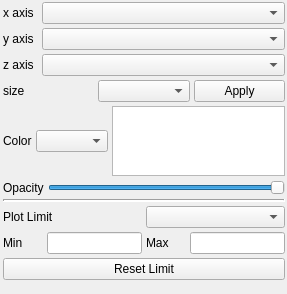
Above: glue_vispy_viewers/scatter/options_widget.ui from glue-viz/glue-vispy-viewers before the change. Below: the same form after it.
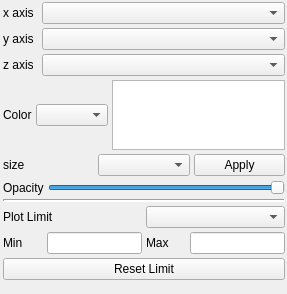
That is the form after the change.

Commit message: color predisplay and grid

Patch:
```diff
--- a/glue_vispy_viewers/scatter/options_widget.ui
+++ b/glue_vispy_viewers/scatter/options_widget.ui
@@ -152,33 +152,6 @@
         </item>
        </layout>
       </item>
-      <item>
-       <layout class="QHBoxLayout" name="horizontalLayout_3">
-        <item>
-         <widget class="QLabel" name="sizelabel">
-          <property name="enabled">
-           <bool>true</bool>
-          </property>
-          <property name="text">
-           <string>size</string>
-          </property>
-         </widget>
-        </item>
-        <item>
-         <widget class="QComboBox" name="SizeComboBox"/>
-        </item>
-        <item>
-         <widget class="QPushButton" name="axis_apply">
-          <property name="toolTip">
-           <string>Rescale plot limits to fit data</string>
-          </property>
-          <property name="text">
-           <string>Apply</string>
-          </property>
-         </widget>
-        </item>
-       </layout>
-      </item>
       <item>
        <layout class="QHBoxLayout" name="horizontalLayout_5">
         <item>
@@ -215,6 +188,33 @@
         </item>
        </layout>
       </item>
+      <item>
+       <layout class="QHBoxLayout" name="horizontalLayout_3">
+        <item>
+         <widget class="QLabel" name="sizelabel">
+          <property name="enabled">
+           <bool>true</bool>
+          </property>
+          <property name="text">
+           <string>size</string>
+          </property>
+         </widget>
+        </item>
+        <item>
+         <widget class="QComboBox" name="SizeComboBox"/>
+        </item>
+        <item>
+         <widget class="QPushButton" name="axis_apply">
+          <property name="toolTip">
+           <string>Rescale plot limits to fit data</string>
+          </property>
+          <property name="text">
+           <string>Apply</string>
+          </property>
+         </widget>
+        </item>
+       </layout>
+      </item>
       <item>
        <layout class="QHBoxLayout" name="horizontalLayout_6">
         <item>
```
The commit also changes 2 other files.
